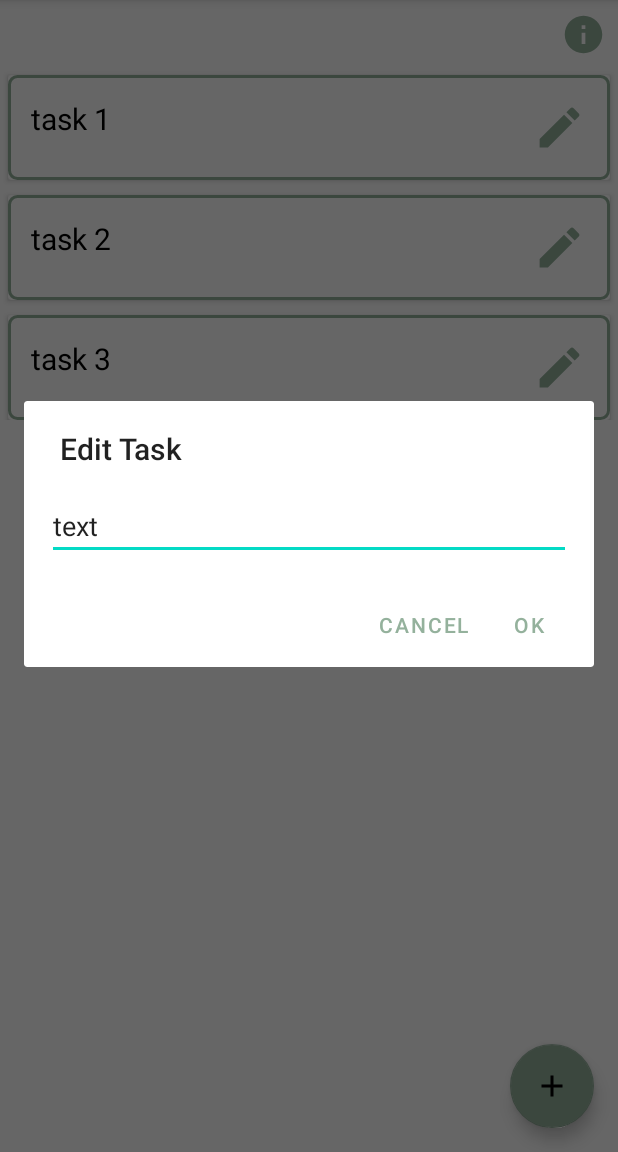
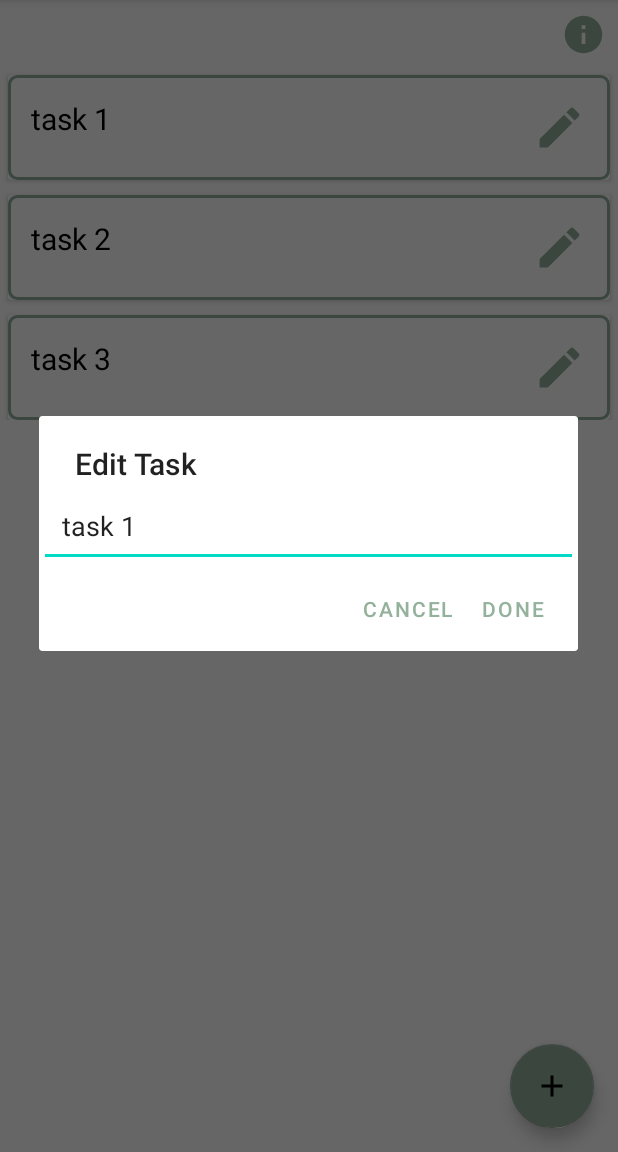
Before and after one commit to ttsochat/OrganizerApp, an Android app: the fragment DailyTasksFragment shown on its own in the app's theme, after a tap on an icon or button, on a phone screen of 412 x 824 dp, the part 84-1236 px from its top. Run offline under Robolectric (Android 15) with nearby library versions, the phone set to English and light mode, and no system bars; our stand-ins replace data binding.

Commit message:
Edit Task Dialog and Add New Task Dialog appear but don't add/edit yet

```diff
--- a/app/src/main/java/com/example/organizerapp/ui/dailyTasks/DailyTasksAdapter.kt
+++ b/app/src/main/java/com/example/organizerapp/ui/dailyTasks/DailyTasksAdapter.kt
@@ -47,16 +47,16 @@ import com.example.organizerapp.R
     inner class TaskViewHolder(itemView: View) : RecyclerView.ViewHolder(itemView),
     View.OnClickListener{
         var textOfTask: TextView?
-        val iconOfEdit: ImageView?
+        val editIcon: ImageView?
 
         init {
             textOfTask = itemView.findViewById<TextView>(R.id.taskText)
-            iconOfEdit = itemView.findViewById<ImageView>(R.id.editIcon)
-            iconOfEdit.setOnClickListener(this)
+            editIcon = itemView.findViewById<ImageView>(R.id.editIcon)
+            editIcon.setOnClickListener(this)
         }
 
         override fun onClick(v: View?) {
-            val position: Int = absoluteAdapterPosition
+            val position: Int = adapterPosition
             if (position != RecyclerView.NO_POSITION) {
                 listener.onTaskClick(position)
             }
--- a/app/src/main/java/com/example/organizerapp/ui/dailyTasks/DailyTasksFragment.kt
+++ b/app/src/main/java/com/example/organizerapp/ui/dailyTasks/DailyTasksFragment.kt
@@ -1,10 +1,13 @@
 package com.example.organizerapp.ui.dailyTasks
 
 import android.app.Activity
+import android.app.AlertDialog
+import android.content.DialogInterface
 import android.os.Bundle
 import android.view.LayoutInflater
 import android.view.View
 import android.view.ViewGroup
+import android.widget.EditText
 import android.widget.ImageView
 import android.widget.TextView
 import android.widget.Toast
@@ -26,10 +29,10 @@ class DailyTasksFragment : Fragment(),  DailyTasksAdapter.OnTaskClickListener{
 
     private lateinit var galleryDailyTasksViewModel: DailyTasksViewModel
     private var _binding: FragmentDailyTasksBinding? = null
-    val task1 = Task("task 1")
-    val task2 = Task("task 2")
-    val task3 = Task("task 3")
-    private val allTasks = mutableListOf<Task>(task1, task2, task3)
+    var task1 = Task("task 1")
+    var task2 = Task("task 2")
+    var task3 = Task("task 3")
+    private var allTasks = mutableListOf<Task>(task1, task2, task3)
     //val firebaseDatabase = FirebaseDataBase.getInstance()
 
     // This property is only valid between onCreateView and
@@ -56,16 +59,20 @@ class DailyTasksFragment : Fragment(),  DailyTasksAdapter.OnTaskClickListener{
 
         val textView: TextView = binding.textDailyTasks
 
-        val info: ImageView = binding.info
+        val info = binding.info
+
         //set clicklistener for info
+        info.setOnClickListener{
+//            info.tooltiptext = "Swipe finished tasks right to delete & unfinished tasks left to save for later"
+//            Toast.makeText(context, "Swipe finished tasks right to delete & unfinished tasks left to save for later", Toast.LENGTH_LONG).show()
 
+        }
 
         val swipeDelete = object : SwipeToDelete() {
             override fun onSwiped(viewHolder: RecyclerView.ViewHolder, direction: Int) {
-                adapter.deleteItem(viewHolder.bindingAdapterPosition)
+                adapter.deleteItem(viewHolder.adapterPosition)
                 Toast.makeText(context, "Task deleted", Toast.LENGTH_SHORT).show()
             }
-
         }
 
         val touchHelper = ItemTouchHelper(swipeDelete)
@@ -73,7 +80,7 @@ class DailyTasksFragment : Fragment(),  DailyTasksAdapter.OnTaskClickListener{
 
         val swipeArchive = object : SwipeToArchive(){
             override fun onSwiped(viewHolder: RecyclerView.ViewHolder, direction: Int) {
-                adapter.archiveItem(viewHolder.bindingAdapterPosition)
+                adapter.archiveItem(viewHolder.adapterPosition)
                 Toast.makeText(context, "Task archived, archived tasks: ${adapter.archivedTasksSize()}", Toast.LENGTH_SHORT).show()
             }
         }
@@ -85,8 +92,9 @@ class DailyTasksFragment : Fragment(),  DailyTasksAdapter.OnTaskClickListener{
         })
         //Floating action button listener!
         _binding!!.fab.setOnClickListener { view ->
-            Snackbar.make(view, "Replace with your own action", Snackbar.LENGTH_LONG)
-                .setAction("Action", null).show()
+            addTaskDialog()
+//            Snackbar.make(view, "Replace with your own action", Snackbar.LENGTH_LONG)
+//                .setAction("Action", null).show()
         }
 
         return root
@@ -100,11 +108,36 @@ class DailyTasksFragment : Fragment(),  DailyTasksAdapter.OnTaskClickListener{
     override fun onTaskClick(position: Int) {
 //        Toast.makeText(context, "Item $position clicked", Toast.LENGTH_SHORT).show()
 //        val clickedItem : Task = allTasks[position]
-        openDialog()
+        editTaskDialog(position)
     }
-    fun openDialog(){
-        val editTaskDialog = EditTaskDialog()
-        activity?.supportFragmentManager?.let { editTaskDialog.show(it, "example dialog") }
-
+    private fun addTaskDialog(){
+//        val editTaskDialog = EditTaskDialog()
+//        activity?.supportFragmentManager?.let { editTaskDialog.show(it, "example dialog") }
+        val builder = AlertDialog.Builder(context)
+        builder.setTitle("New Task")
+        val view = layoutInflater.inflate(R.layout.edit_task_dialog, null)
+        val editText = view.findViewById<EditText>(R.id.edit_text)
+        editText.hint = "Add your task here"
+        builder.setView(view)
+        builder.setPositiveButton("DONE") { _, _ ->
+//            forgotPassword(fp_email)
+        }
+        builder.setNegativeButton("CANCEL") { _, _ ->
+        }
+        builder.show()
+    }
+    private fun editTaskDialog(position: Int){
+        val builder = AlertDialog.Builder(context)
+        builder.setTitle("Edit Task")
+        val view = layoutInflater.inflate(R.layout.edit_task_dialog, null)
+        val editText = view.findViewById<EditText>(R.id.edit_text)
+        editText.setText(allTasks[position].text)
+        builder.setView(view)
+        builder.setPositiveButton("DONE") { _, _ ->
+            allTasks[position].text = editText.text.toString()
+        }
+        builder.setNegativeButton("CANCEL") { _, _ ->
+        }
+        builder.show()
     }
 }
--- a/app/src/main/java/com/example/organizerapp/ui/dailyTasks/EditTaskDialog.kt
+++ b/app/src/main/java/com/example/organizerapp/ui/dailyTasks/EditTaskDialog.kt
@@ -15,21 +15,22 @@ class EditTaskDialog : AppCompatDialogFragment() {
 
     override fun onCreateDialog(savedInstanceState: Bundle?): Dialog {
         val builder = AlertDialog.Builder(activity)
-        val inflater = activity?.layoutInflater
-        val view = inflater?.inflate(R.layout.edit_task_dialog, null)
+//        val inflater = activity?.layoutInflater
+        val view = layoutInflater.inflate(R.layout.edit_task_dialog, null)
+        val editText = view.findViewById<EditText>(R.id.edit_text)
         builder.setView(view)
                 .setTitle("Edit Task")
-                .setNegativeButton("cancel", DialogInterface.OnClickListener(){ dialogInterface: DialogInterface, i: Int ->
+                .setPositiveButton("OK", DialogInterface.OnClickListener{_, _->
 
                 })
-                .setPositiveButton("OK", DialogInterface.OnClickListener(){ dialogInterface: DialogInterface, i: Int ->
+                .setNegativeButton("CLOSE", DialogInterface.OnClickListener(){_, _->
 
                 })
 
         builder.show()
-        if (view != null) {
-            editTask = view.findViewById(R.id.edit_text)
-        }
+//        if (view != null) {
+//            editTask = view.findViewById(R.id.edit_text)
+//        }
 
         return builder.create()
     }
--- a/app/src/main/res/layout/edit_task_dialog.xml
+++ b/app/src/main/res/layout/edit_task_dialog.xml
@@ -1,11 +1,11 @@
 <?xml version="1.0" encoding="utf-8"?>
-<RelativeLayout xmlns:android="http://schemas.android.com/apk/res/android"
-    android:layout_width="match_parent" android:layout_height="match_parent" android:padding="15dp">
-
-    <EditText
-        android:id="@+id/edit_text"
-        android:layout_width="match_parent"
-        android:layout_height="wrap_content"
-        android:text="text"/>
-
-</RelativeLayout>
+<EditText xmlns:android="http://schemas.android.com/apk/res/android"
+    android:id="@+id/edit_text"
+    android:layout_marginStart="16dp"
+    android:layout_marginEnd="16dp"
+    android:layout_width="match_parent"
+    android:layout_height="match_parent"
+    android:hint=""
+    android:text=""
+    android:padding="15dp">
+</EditText>
```
